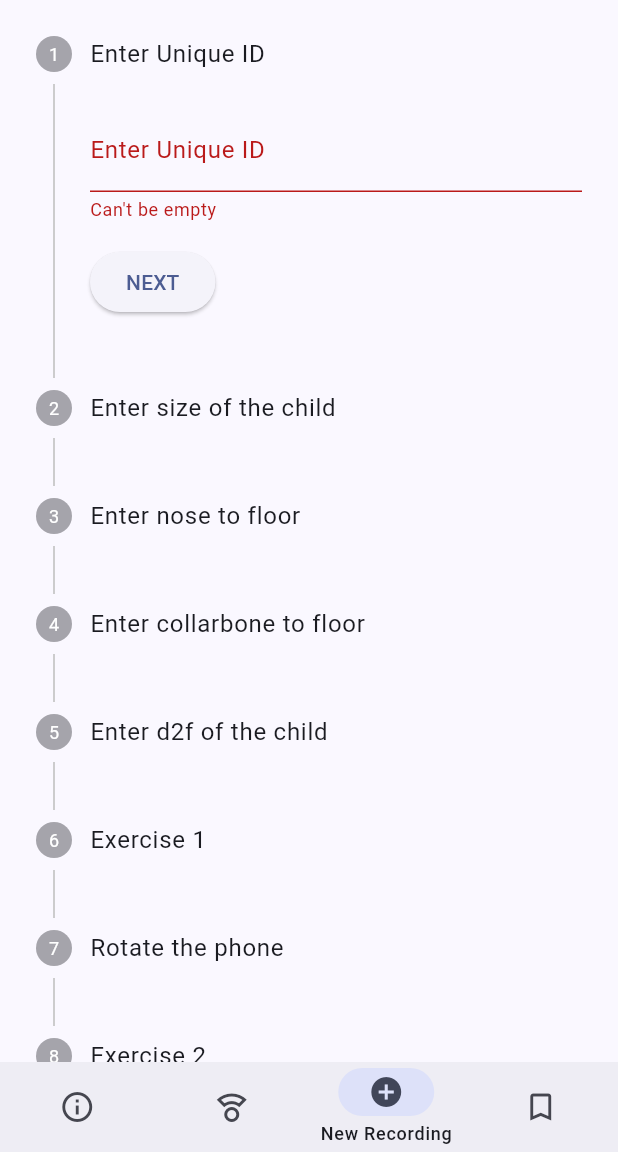
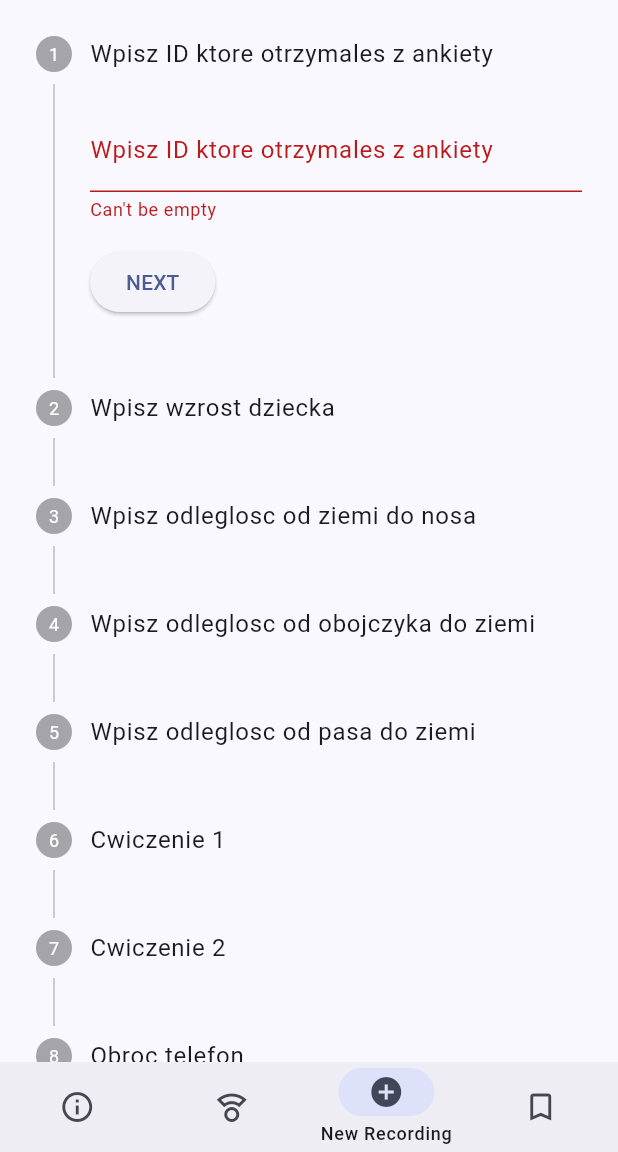
Before and after one commit to randomscience/c4k_daq_app, a Flutter app: the screen it shows after launch, item 3 of the bottom bar chosen, on a phone screen of 412 x 824 dp, the part 84-1236 px from its top. Run offline on Flutter 3.47's test engine with Material 2 defaults, Android fonts, the phone set to English and light mode, and no system bars; our stand-ins replace camera, flutter_markdown, package_info_plus; missing offline and left inert: markdown.

Commit message:
Change the stepper descriptions to polish

```diff
--- a/lib/measurement_stepper.dart
+++ b/lib/measurement_stepper.dart
@@ -30,19 +30,20 @@ class MeasurementStepper extends StatefulWidget {
 
   _steps() {
     return <Step>[
-      _textFieldGenerator(id, 'Enter Unique ID', 'Child ID'),
-      _textFieldGenerator(height, 'Enter size of the child', 'Height in [cm]'),
-      _textFieldGenerator(noseToFloor, 'Enter nose to floor', 'Height in [cm]'),
+      _textFieldGenerator(id, 'Wpisz ID ktore otrzymales z ankiety', 'Unikatowe ID dziecka'),
+      _textFieldGenerator(height, 'Wpisz wzrost dziecka', 'Wzrost [cm]'),
+      _textFieldGenerator(noseToFloor, 'Wpisz odleglosc od ziemi do nosa', 'Odleglosc od ziemi do nosa [cm]'),
       _textFieldGenerator(
-          collarBoneToFloor, 'Enter collarbone to floor', 'Height in [cm]'),
+          collarBoneToFloor, 'Wpisz odleglosc od obojczyka do ziemi', 'Odleglosc od obojczyka do ziemi [cm]'),
       _textFieldGenerator(
-          pelvisToFloor, 'Enter d2f of the child', 'Height in [cm]'),
-      _exerciseGenerator("Exercise 1", "do a flip, bitch!"),
+          pelvisToFloor, 'Wpisz odleglosc od pasa do ziemi', 'Odleglosc od pasa do ziemi [cm]'),
+      _exerciseGenerator("Cwiczenie 1", "Nagraj dziecko idace od punktu N do punktu S"),
+      _exerciseGenerator("Cwiczenie 2", "Nagraj dziecko wykonujace sklony w punkcie O"),
       const Step(
-          title: Text("Rotate the phone"),
-          content: Text("rotate horizontally")),
-      _exerciseGenerator("Exercise 2", "do a flip, bitch!"),
-      const Step(title: Text("Save Measurement"), content: Text("that's it")),
+          title: Text("Obroc telefon"),
+          content: Text("Obroc telefon tak zeby znajdowal sie w pozycji horyzontalnej")),
+      _exerciseGenerator("Cwiczenie 3", "Nagraj dziecko idace od punktu L do punktu P"),
+      const Step(title: Text("Zapisz pomiar"), content: Text("TODO: Opis koniec pomiaru")),
     ];
   }
 
```
